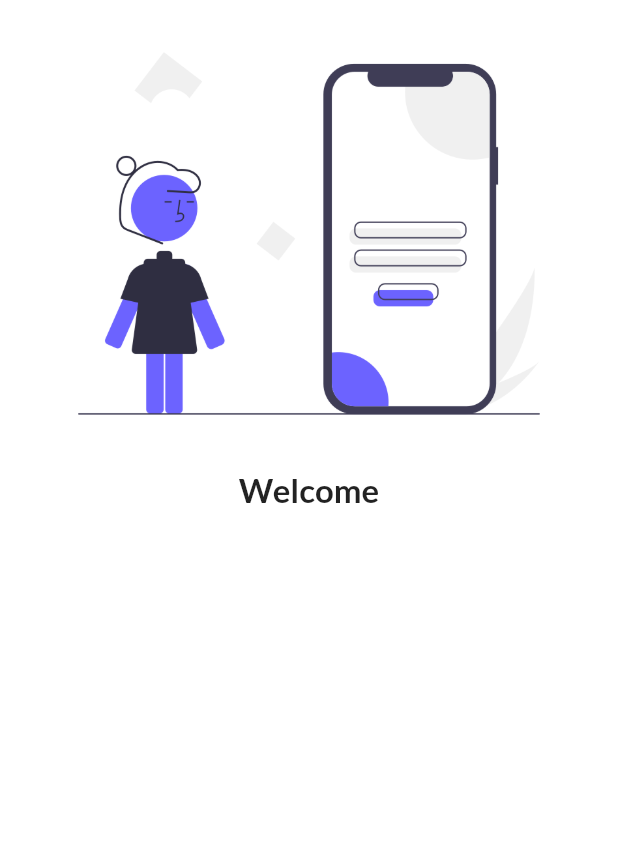
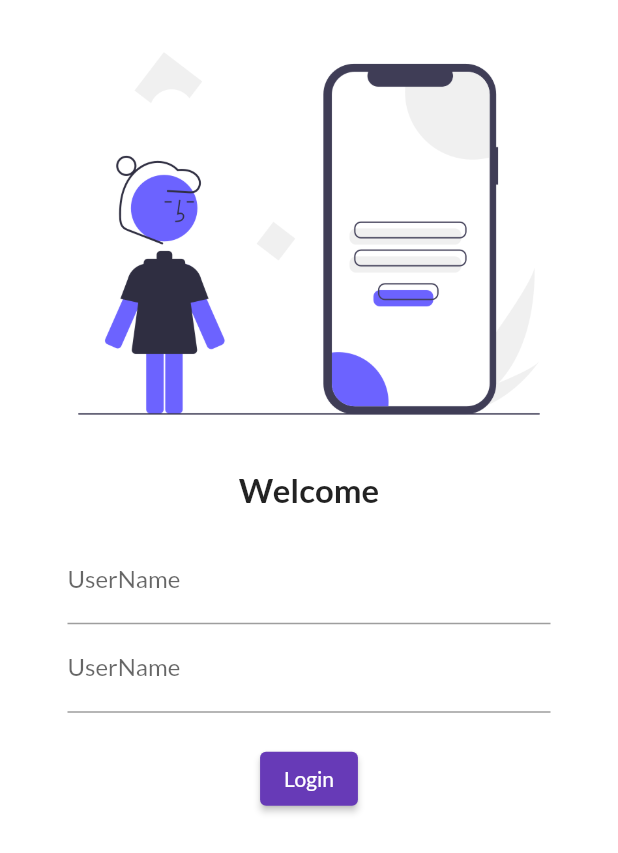
Before and after one commit to jaydobariya8/30DaysOfFlutter, a Flutter app: the screen it shows after launch, on a phone screen of 412 x 824 dp. Shown: the top 853 px of the screen. Run offline on Flutter 3.47's test engine with Material 2 defaults, Android fonts, the phone set to English and light mode, and no system bars; our stand-ins replace google_fonts.

Commit message:
day-4 done

```diff
--- a/lib/Pages/login_page.dart
+++ b/lib/Pages/login_page.dart
@@ -21,6 +21,33 @@ class LoginPage extends StatelessWidget {
             SizedBox(
               height: 2.0,
             ),
+            Padding(
+              padding:
+                  const EdgeInsets.symmetric(vertical: 16.0, horizontal: 45.0),
+              child: Column(
+                children: [
+                  TextField(
+                    decoration: InputDecoration(
+                        hintText: "Enter UserName", labelText: "UserName"),
+                  ),
+                  TextField(
+                    obscureText: true,
+                    decoration: InputDecoration(
+                        hintText: "Enter UserName", labelText: "UserName"),
+                  ),
+                  SizedBox(
+                    height: 20,
+                  ),
+                  ElevatedButton(
+                    onPressed: () {
+                      print("login succesful");
+                    },
+                    child: Text("Login"),
+                    style: TextButton.styleFrom(),
+                  )
+                ],
+              ),
+            )
           ],
         ));
   }
```
